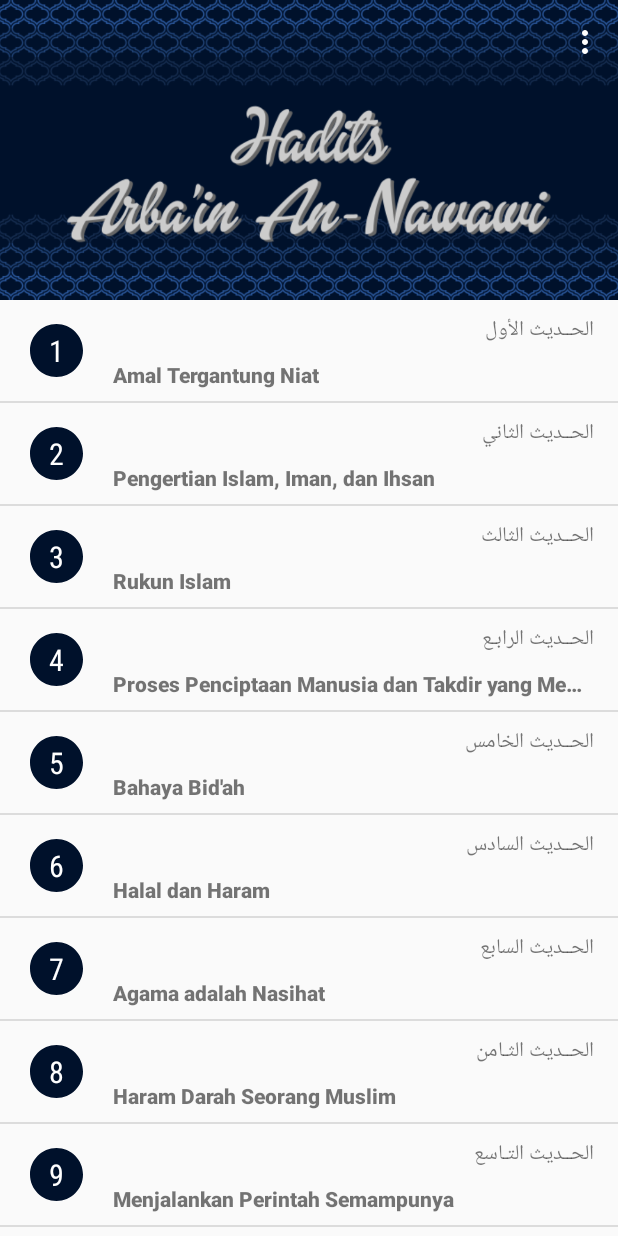
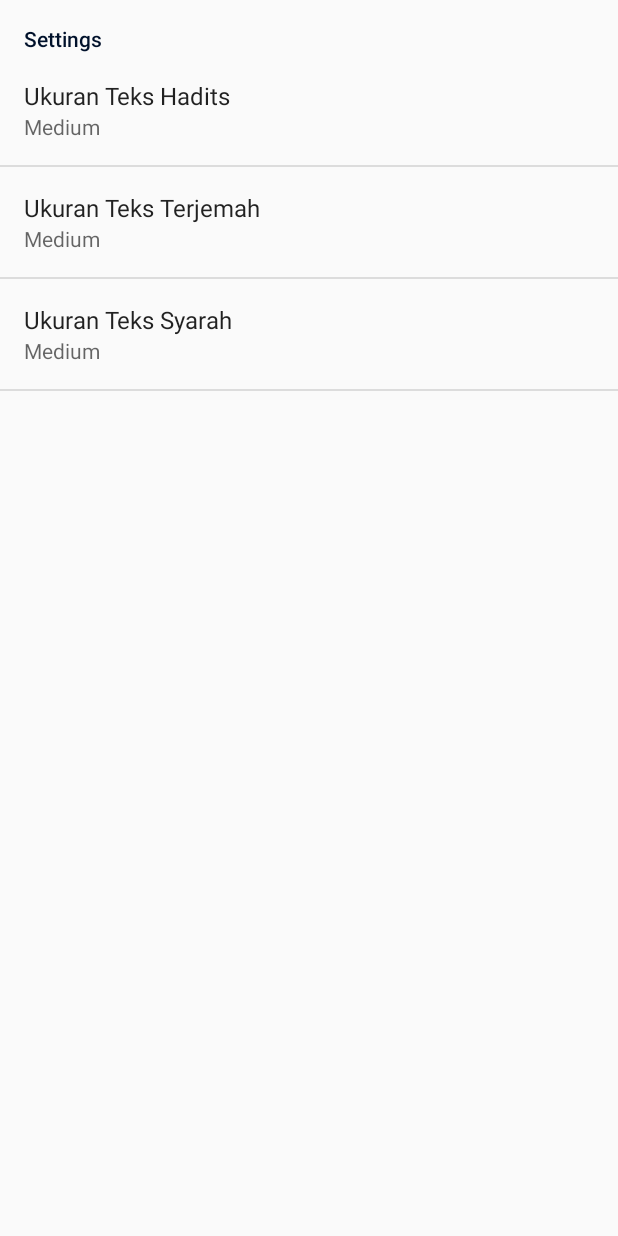
Before and after one commit to FikriFahruRoji/hadits_arbain, an Android app: the screen it shows after launch (MainActivity before the commit, SettingActivity after it), in the options menu, after a tap on "Settings", on a phone screen of 412 x 824 dp. Run offline under Robolectric (Android 15) with nearby library versions, the light colour scheme and no system bars.

Commit message:
Add setting font size

```diff
--- a/app/build.gradle
+++ b/app/build.gradle
@@ -32,5 +32,7 @@ dependencies {
     compile 'com.android.support:recyclerview-v7:25.1.0'
     compile 'com.android.support:cardview-v7:25.1.0'
 
+    compile 'com.android.support:preference-v7:25.1.0'
+
     compile 'org.sufficientlysecure:html-textview:3.1'
 }
--- a/app/src/main/AndroidManifest.xml
+++ b/app/src/main/AndroidManifest.xml
@@ -21,7 +21,8 @@
         <activity
             android:name=".activities.HaditsActivity"
             android:label="@string/title_activity_hadits"
-            android:theme="@style/AppTheme.NoActionBar"></activity>
+            android:theme="@style/AppTheme.NoActionBar" />
+        <activity android:name=".activities.SettingActivity"></activity>
     </application>
 
 </manifest>
--- a/app/src/main/java/id/barkost/haditsarbain/activities/MainActivity.java
+++ b/app/src/main/java/id/barkost/haditsarbain/activities/MainActivity.java
@@ -137,7 +137,7 @@ public class MainActivity extends AppCompatActivity {
             @Override
             public void onClick(View view, int position) {
                 Intent i = new Intent(MainActivity.this, HaditsActivity.class);
-                HaditsActivity.id = position+1;
+                HaditsActivity.ID = position + 1;
                 startActivity(i);
             }
 
@@ -147,10 +147,6 @@ public class MainActivity extends AppCompatActivity {
             }
         }));
 
-        prepareMovieData();
-    }
-
-    private void prepareMovieData() {
         menuList.clear();
         Cursor menu = myDB.select_menu();
         while (menu.moveToNext()) {
@@ -169,10 +165,28 @@ public class MainActivity extends AppCompatActivity {
     @Override
     public boolean onOptionsItemSelected(MenuItem item) {
         int id = item.getItemId();
+        Intent i;
+        if (id == R.id.action_settings) {
+            i = new Intent(MainActivity.this, SettingActivity.class);
+            startActivity(i);
+        } else if (id == R.id.action_about) {
+//            displaySharedPreferences();
+        }
 
-        if (id == R.id.action_settings) {
-            return true;
-        }
         return super.onOptionsItemSelected(item);
     }
+
+//    private void displaySharedPreferences() {
+//        SharedPreferences prefs = PreferenceManager.getDefaultSharedPreferences(MainActivity.this);
+//        String prefsHadits = prefs.getString("pref_hadits", "Sedang");
+//        String prefsTerjemah = prefs.getString("pref_terjemah", "Sedang");
+//        String prefsSyarah = prefs.getString("pref_syarah", "Sedang");
+//
+//        StringBuilder builder = new StringBuilder();
+//        builder.append(prefsHadits + "\n");
+//        builder.append(prefsTerjemah + "\n");
+//        builder.append(prefsSyarah);
+//
+//        Toast.makeText(this, builder, Toast.LENGTH_SHORT).show();
+//    }
 }
--- /dev/null
+++ b/app/src/main/java/id/barkost/haditsarbain/activities/SettingActivity.java
@@ -0,0 +1,60 @@
+package id.barkost.haditsarbain.activities;
+
+import android.content.SharedPreferences;
+import android.preference.EditTextPreference;
+import android.preference.ListPreference;
+import android.preference.Preference;
+import android.preference.PreferenceActivity;
+import android.support.v7.app.AppCompatActivity;
+import android.os.Bundle;
+import android.support.v7.widget.RecyclerView;
+import android.widget.Toast;
+
+import id.barkost.haditsarbain.R;
+
+public class SettingActivity extends PreferenceActivity implements SharedPreferences.OnSharedPreferenceChangeListener {
+
+    public static final String KEY_HADITS = "pref_hadits";
+    public static final String KEY_TERJEMAH = "pref_terjemah";
+    public static final String KEY_SYARAH = "pref_syarah";
+
+    @Override
+    public void onCreate(Bundle savedInstanceState) {
+        super.onCreate(savedInstanceState);
+        addPreferencesFromResource(R.xml.preferences);
+
+        SharedPreferences sp = getPreferenceScreen().getSharedPreferences();
+        ListPreference editTextHadits = (ListPreference) findPreference(KEY_HADITS);
+        ListPreference editTextTerjemah = (ListPreference) findPreference(KEY_TERJEMAH);
+        ListPreference editTextSyarah = (ListPreference) findPreference(KEY_SYARAH);
+        editTextHadits.setSummary(sp.getString(KEY_HADITS, "Medium"));
+        editTextTerjemah.setSummary(sp.getString(KEY_TERJEMAH, "Medium"));
+        editTextSyarah.setSummary(sp.getString(KEY_SYARAH, "Medium"));
+    }
+
+
+    public void onSharedPreferenceChanged(SharedPreferences sharedPreferences, String key) {
+        if (key.equals(KEY_HADITS)) {
+            Preference prefHadits = findPreference(key);
+            prefHadits.setSummary(sharedPreferences.getString(key, ""));
+        } else if (key.equals(KEY_TERJEMAH)) {
+            Preference prefTerjemah = findPreference(key);
+            prefTerjemah.setSummary(sharedPreferences.getString(key, ""));
+        } else if (key.equals(KEY_SYARAH)) {
+            Preference prefSyarah = findPreference(key);
+            prefSyarah.setSummary(sharedPreferences.getString(key, ""));
+        }
+    }
+
+    @Override
+    public void onResume() {
+        super.onResume();
+        getPreferenceManager().getSharedPreferences().registerOnSharedPreferenceChangeListener(this);
+    }
+
+    @Override
+    public void onPause() {
+        getPreferenceManager().getSharedPreferences().unregisterOnSharedPreferenceChangeListener(this);
+        super.onPause();
+    }
+}
--- a/app/src/main/res/menu/menu_main.xml
+++ b/app/src/main/res/menu/menu_main.xml
@@ -2,6 +2,11 @@
     xmlns:app="http://schemas.android.com/apk/res-auto"
     xmlns:tools="http://schemas.android.com/tools"
     tools:context="id.barkost.haditsarbain.activities.MainActivity">
+    <item
+        android:id="@+id/action_about"
+        android:orderInCategory="1"
+        android:title="@string/action_about"
+        app:showAsAction="never" />
     <item
         android:id="@+id/action_settings"
         android:orderInCategory="1"
--- a/app/src/main/res/values/strings.xml
+++ b/app/src/main/res/values/strings.xml
@@ -770,4 +770,16 @@
     <string name="ok">Ok</string>
     <string name="cancel">Batal</string>
     <string name="syarah">Syarah :</string>
+    <string name="action_about">About</string>
+
+
+
+
+
+    <string-array name="listTextSize">
+        <item>Kecil</item>
+        <item>Sedang</item>
+        <item>Besar</item>
+    </string-array>
+
 </resources>
--- /dev/null
+++ b/app/src/main/res/xml/preferences.xml
@@ -0,0 +1,27 @@
+<?xml version="1.0" encoding="utf-8"?>
+<PreferenceScreen xmlns:android="http://schemas.android.com/apk/res/android" >
+    <PreferenceCategory
+        android:title="Settings" >
+        <ListPreference
+            android:entries="@array/listTextSize"
+            android:entryValues="@array/listTextSize"
+            android:key="pref_hadits"
+            android:summary="Sedang"
+            android:title="Ukuran Teks Hadits" />
+
+        <ListPreference
+            android:entries="@array/listTextSize"
+            android:entryValues="@array/listTextSize"
+            android:key="pref_terjemah"
+            android:summary="Sedang"
+            android:title="Ukuran Teks Terjemah" />
+
+        <ListPreference
+            android:entries="@array/listTextSize"
+            android:entryValues="@array/listTextSize"
+            android:key="pref_syarah"
+            android:summary="Sedang"
+            android:title="Ukuran Teks Syarah" />
+
+    </PreferenceCategory>
+</PreferenceScreen>
```
Also changed, not shown: app/src/main/java/id/barkost/haditsarbain/activities/HaditsActivity.java (+67 -10 lines), app/src/main/res/layout/content_hadits.xml (+4 -4 lines), app/src/main/res/values/dimens.xml (+8 -0 lines).
